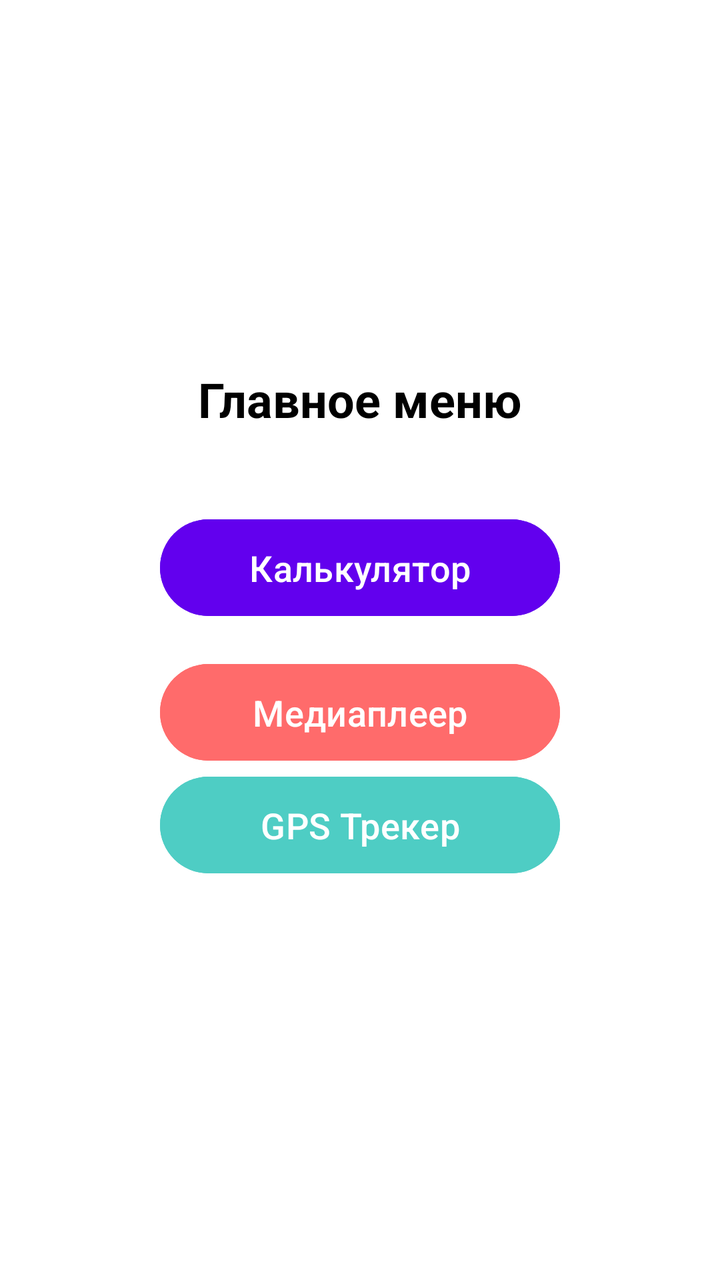
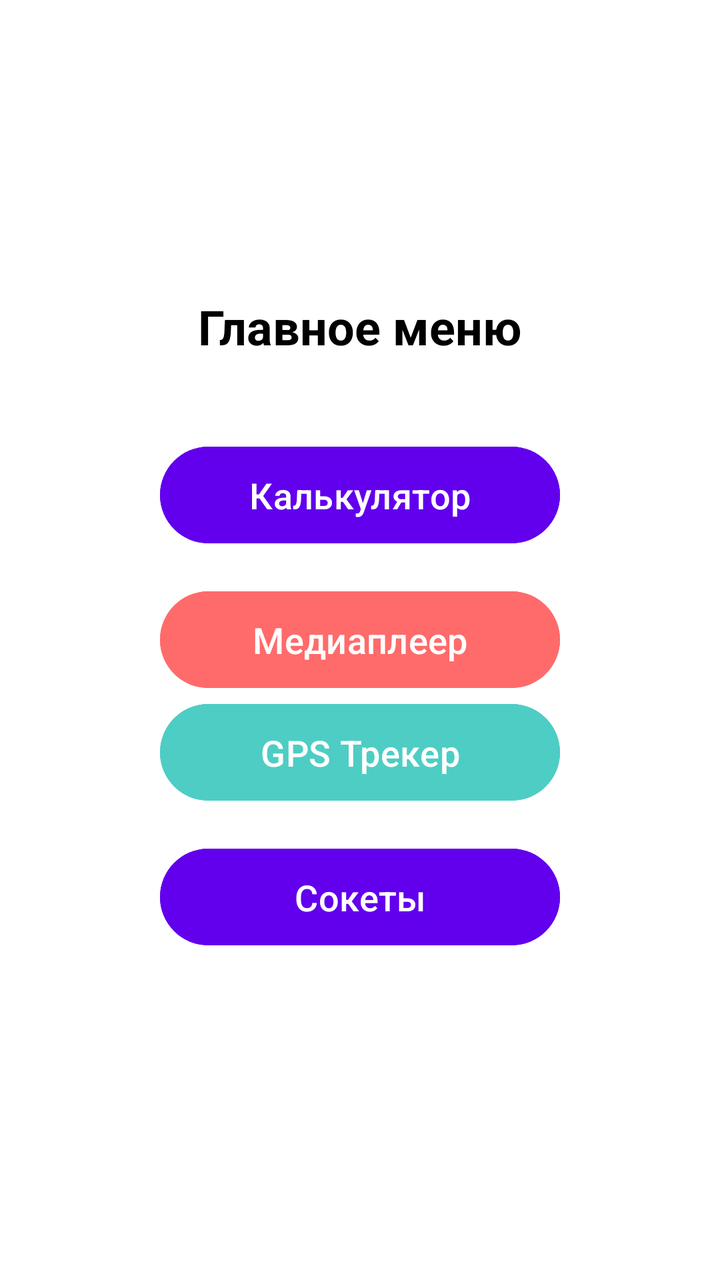

Screens rendered from an Android XML layout before and after an edit, with the pre-edit source and the edit as a unified diff.
<!-- AndroidManifest.xml: application theme Theme.Android -->
<!-- res/layout/activity_main.xml -->
<?xml version="1.0" encoding="utf-8"?>
<LinearLayout xmlns:android="http://schemas.android.com/apk/res/android"
    xmlns:app="http://schemas.android.com/apk/res-auto"
    xmlns:tools="http://schemas.android.com/tools"
    android:layout_width="match_parent"
    android:layout_height="match_parent"
    android:orientation="vertical"
    android:gravity="center"
    android:padding="16dp"
    android:background="@color/white">

    <TextView
        android:layout_width="wrap_content"
        android:layout_height="wrap_content"
        android:layout_marginBottom="40dp"
        android:text="Главное меню"
        android:textColor="@color/black"
        android:textSize="24sp"
        android:textStyle="bold" />

    <Button
        android:id="@+id/btn_calc"
        android:layout_width="200dp"
        android:layout_height="wrap_content"
        android:backgroundTint="@color/purple_500"
        android:padding="12dp"
        android:text="Калькулятор"
        android:textColor="@color/white"
        android:textSize="18sp"
        android:layout_marginBottom="16dp" />

    <Button
        android:id="@+id/btn_media"
        android:layout_width="200dp"
        android:layout_height="wrap_content"
        android:backgroundTint="#FF6B6B"
        android:padding="12dp"
        android:text="Медиаплеер"
        android:textColor="@color/white"
        android:textSize="18sp" />

    <Button
        android:id="@+id/btn_gps"
        android:layout_width="200dp"
        android:layout_height="wrap_content"
        android:backgroundTint="#4ECDC4"
        android:padding="12dp"
        android:text="GPS Трекер"
        android:textColor="@color/white"
        android:textSize="18sp"
        android:layout_marginBottom="16dp" />

</LinearLayout>
<!-- resources referenced by this layout -->
<resources>
  <color name="black">#FF000000</color>
  <color name="purple_500">#FF6200EE</color>
  <color name="white">#FFFFFFFF</color>
  <style name="Theme.Android" parent="Base.Theme.Android" />
  <style name="Base.Theme.Android" parent="Theme.Material3.DayNight.NoActionBar">
          
          
      </style>
</resources>

<!-- the commit's change to res/layout/activity_main.xml (unified diff, before → after) -->
@@ -49,5 +49,15 @@
         android:textColor="@color/white"
         android:textSize="18sp"
         android:layout_marginBottom="16dp" />
+    <Button
+        android:id="@+id/btn_socet"
+        android:layout_width="200dp"
+        android:layout_height="wrap_content"
+        android:backgroundTint="@color/purple_500"
+        android:padding="12dp"
+        android:text="Сокеты"
+        android:textColor="@color/white"
+        android:textSize="18sp"
+        android:layout_marginBottom="16dp" />
 
 </LinearLayout>
